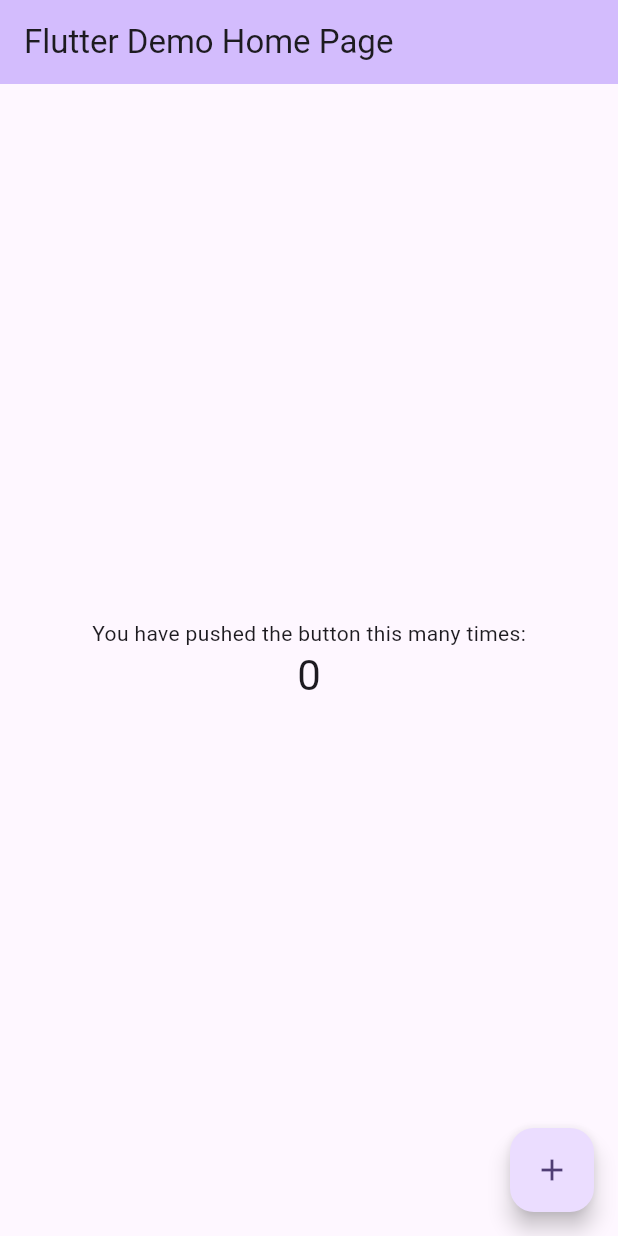
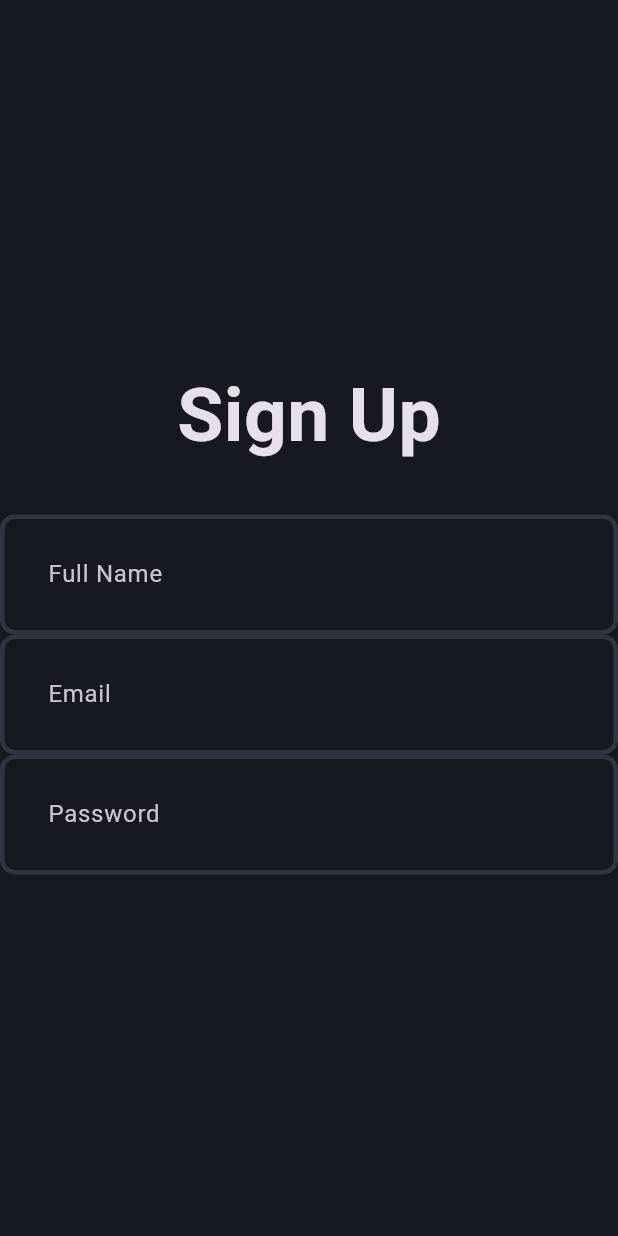
Before and after one commit to rudraksh-rankawat/crazy-news-app, a Flutter app: the screen it shows after launch, on a phone screen of 412 x 824 dp. Run offline on Flutter 3.47's test engine with Material 3 defaults, Android fonts, the phone set to English and light mode, and no system bars.

Commit message:
update theme

```diff
--- /dev/null
+++ b/lib/core/theme/color_pallete.dart
@@ -0,0 +1,13 @@
+import 'package:flutter/material.dart';
+
+class AppPallete {
+  static const Color backgroundColor = Color.fromRGBO(24, 24, 32, 1);
+  static const Color gradient1 = Color.fromRGBO(187, 63, 221, 1);
+  static const Color gradient2 = Color.fromRGBO(251, 109, 169, 1);
+  static const Color gradient3 = Color.fromRGBO(255, 159, 124, 1);
+  static const Color borderColor = Color.fromRGBO(52, 51, 67, 1);
+  static const Color whiteColor = Colors.white;
+  static const Color greyColor = Colors.grey;
+  static const Color errorColor = Colors.redAccent;
+  static const Color transparentColor = Colors.transparent;
+}
--- /dev/null
+++ b/lib/core/theme/theme.dart
@@ -0,0 +1,23 @@
+// ignore_for_file: prefer_const_constructors
+
+import 'package:flutter/material.dart';
+import 'package:news_app/core/theme/color_pallete.dart';
+
+class AppTheme {
+  static _border([Color color = AppPallete.borderColor]) => OutlineInputBorder(
+        borderSide: BorderSide(
+          color: color,
+          width: 3,
+        ),
+        borderRadius: BorderRadius.circular(10),
+      );
+
+  static final darkThemeMode = ThemeData.dark().copyWith(
+    scaffoldBackgroundColor: AppPallete.backgroundColor,
+    inputDecorationTheme: InputDecorationTheme(
+      contentPadding: EdgeInsets.all(28),
+      enabledBorder: _border(),
+      focusedBorder: _border(AppPallete.gradient2),
+    ),
+  );
+}
--- /dev/null
+++ b/lib/features/auth/presentation/pages/signup_page.dart
@@ -0,0 +1,33 @@
+import 'package:flutter/material.dart';
+import 'package:news_app/features/auth/presentation/widgets/auth_field.dart';
+
+class SignupPage extends StatefulWidget {
+  const SignupPage({super.key});
+
+  @override
+  State<SignupPage> createState() => _SignupPageState();
+}
+
+class _SignupPageState extends State<SignupPage> {
+  @override
+  Widget build(BuildContext context) {
+    return const Scaffold(
+      body: Column(
+        mainAxisAlignment: MainAxisAlignment.center,
+        children: [
+          Text(
+            'Sign Up',
+            style: TextStyle(
+              fontSize: 50,
+              fontWeight: FontWeight.bold,
+            ),
+          ),
+          const SizedBox(height: 30,),
+          AuthField(hintText: 'Full Name'),
+          AuthField(hintText: 'Email'),
+          AuthField(hintText: 'Password'),
+        ],
+      ),
+    );
+  }
+}
--- /dev/null
+++ b/lib/features/auth/presentation/widgets/auth_field.dart
@@ -0,0 +1,18 @@
+import 'package:flutter/material.dart';
+
+class AuthField extends StatelessWidget {
+  final String hintText;
+  const AuthField({
+    super.key,
+    required this.hintText,
+  });
+
+  @override
+  Widget build(BuildContext context) {
+    return TextFormField(
+      decoration: InputDecoration(
+        hintText: hintText,
+      ),
+    );
+  }
+}
--- a/lib/main.dart
+++ b/lib/main.dart
@@ -1,4 +1,6 @@
 import 'package:flutter/material.dart';
+import 'package:news_app/core/theme/theme.dart';
+import 'features/auth/presentation/pages/signup_page.dart';
 
 void main() {
   runApp(const MyApp());
@@ -11,115 +13,10 @@ class MyApp extends StatelessWidget {
   @override
   Widget build(BuildContext context) {
     return MaterialApp(
-      title: 'Flutter Demo',
-      theme: ThemeData(
-        // This is the theme of your application.
-        //
-        // TRY THIS: Try running your application with "flutter run". You'll see
-        // the application has a purple toolbar. Then, without quitting the app,
-        // try changing the seedColor in the colorScheme below to Colors.green
-        // and then invoke "hot reload" (save your changes or press the "hot
-        // reload" button in a Flutter-supported IDE, or press "r" if you used
-        // the command line to start the app).
-        //
-        // Notice that the counter didn't reset back to zero; the application
-        // state is not lost during the reload. To reset the state, use hot
-        // restart instead.
-        //
-        // This works for code too, not just values: Most code changes can be
-        // tested with just a hot reload.
-        colorScheme: ColorScheme.fromSeed(seedColor: Colors.deepPurple),
-        useMaterial3: true,
-      ),
-      home: const MyHomePage(title: 'Flutter Demo Home Page'),
+      debugShowCheckedModeBanner: false,
+      title: 'News App',
+      theme: AppTheme.darkThemeMode,
+      home: const SignupPage(),
     );
   }
 }
-
-class MyHomePage extends StatefulWidget {
-  const MyHomePage({super.key, required this.title});
-
-  // This widget is the home page of your application. It is stateful, meaning
-  // that it has a State object (defined below) that contains fields that affect
-  // how it looks.
-
-  // This class is the configuration for the state. It holds the values (in this
-  // case the title) provided by the parent (in this case the App widget) and
-  // used by the build method of the State. Fields in a Widget subclass are
-  // always marked "final".
-
-  final String title;
-
-  @override
-  State<MyHomePage> createState() => _MyHomePageState();
-}
-
-class _MyHomePageState extends State<MyHomePage> {
-  int _counter = 0;
-
-  void _incrementCounter() {
-    setState(() {
-      // This call to setState tells the Flutter framework that something has
-      // changed in this State, which causes it to rerun the build method below
-      // so that the display can reflect the updated values. If we changed
-      // _counter without calling setState(), then the build method would not be
-      // called again, and so nothing would appear to happen.
-      _counter++;
-    });
-  }
-
-  @override
-  Widget build(BuildContext context) {
-    // This method is rerun every time setState is called, for instance as done
-    // by the _incrementCounter method above.
-    //
-    // The Flutter framework has been optimized to make rerunning build methods
-    // fast, so that you can just rebuild anything that needs updating rather
-    // than having to individually change instances of widgets.
-    return Scaffold(
-      appBar: AppBar(
-        // TRY THIS: Try changing the color here to a specific color (to
-        // Colors.amber, perhaps?) and trigger a hot reload to see the AppBar
-        // change color while the other colors stay the same.
-        backgroundColor: Theme.of(context).colorScheme.inversePrimary,
-        // Here we take the value from the MyHomePage object that was created by
-        // the App.build method, and use it to set our appbar title.
-        title: Text(widget.title),
-      ),
-      body: Center(
-        // Center is a layout widget. It takes a single child and positions it
-        // in the middle of the parent.
-        child: Column(
-          // Column is also a layout widget. It takes a list of children and
-          // arranges them vertically. By default, it sizes itself to fit its
-          // children horizontally, and tries to be as tall as its parent.
-          //
-          // Column has various properties to control how it sizes itself and
-          // how it positions its children. Here we use mainAxisAlignment to
-          // center the children vertically; the main axis here is the vertical
-          // axis because Columns are vertical (the cross axis would be
-          // horizontal).
-          //
-          // TRY THIS: Invoke "debug painting" (choose the "Toggle Debug Paint"
-          // action in the IDE, or press "p" in the console), to see the
-          // wireframe for each widget.
-          mainAxisAlignment: MainAxisAlignment.center,
-          children: <Widget>[
-            const Text(
-              'You have pushed the button this many times:',
-            ),
-            Text(
-              '$_counter',
-              style: Theme.of(context).textTheme.headlineMedium,
-            ),
-          ],
-        ),
-      ),
-      floatingActionButton: FloatingActionButton(
-        onPressed: _incrementCounter,
-        tooltip: 'Increment',
-        child: const Icon(Icons.add),
-      ), // This trailing comma makes auto-formatting nicer for build methods.
-    );
-  }
-}
```
